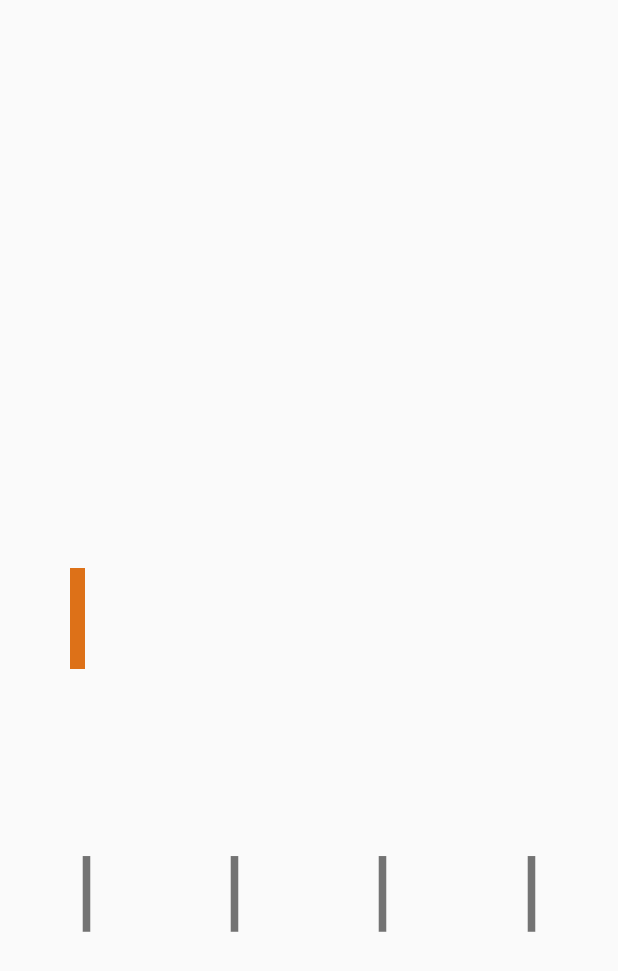
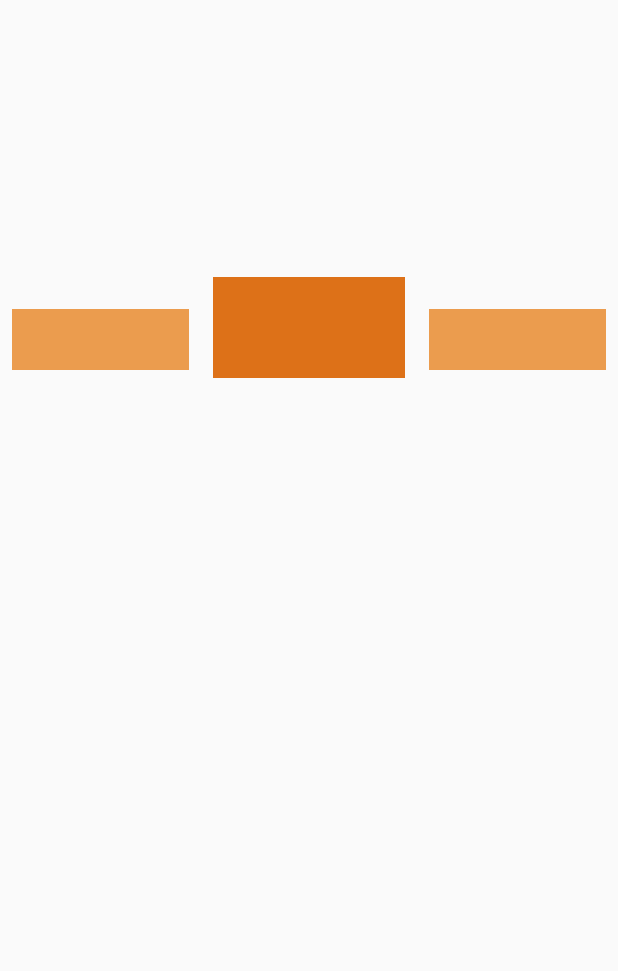
Before and after one commit to cloudyhug/EPJazz, an Android app: the ChordManager screen opened directly, with no data from a screen before it, on a phone screen of 412 x 824 dp. Shown: the top 971 px of the screen. Run offline under Robolectric (Android 15) with nearby library versions, the phone set to English and light mode, and no system bars.

Commit message:
GUI edit

```diff
--- a/Interface/app/src/main/java/com/example/charl/jazz/ChordManager.java
+++ b/Interface/app/src/main/java/com/example/charl/jazz/ChordManager.java
@@ -6,7 +6,6 @@ package com.example.charl.jazz;
 
 import android.app.Activity;
 import android.content.Intent;
-import android.graphics.Color;
 import android.os.Bundle;
 import android.os.Handler;
 import android.util.Log;
@@ -34,23 +33,27 @@ public class ChordManager extends Activity {
     // Liste de tous les états possibles (= arcs du diagramme) de la grille
     private ArrayList<State> states;
 
-    private String titreMusique;
+    private ArrayList<String> resultat;
 
     private TextView accord;
     private TextView accordSuivant;
+    private TextView accordPrecedent;
     private TextView tick1;
     private TextView tick2;
     private TextView tick3;
     private TextView tick4;
-
     private List<TextView> ticks;
+    private TextView decompte;
 
     private Handler handler2 = new Handler();
 
-    private ArrayList<String> resultat;
+    private String titreMusique;
+    private int bpm; // tempo choisi dans l'activité précédente
+
+    private int bpmMs; // tempo transformé en millisecondes
     private int accordCourant;
-
     private boolean stop;
+    private boolean decompteFini;
 
     @Override
     protected void onCreate(Bundle savedInstanceState) {
@@ -59,10 +62,14 @@ public class ChordManager extends Activity {
 
         accord = (TextView) findViewById(R.id.accord);
         accordSuivant = (TextView) findViewById(R.id.accordSuivant);
+        accordPrecedent = (TextView) findViewById(R.id.accordPrecedent);
+
         tick1 = (TextView) findViewById(R.id.tick1);
         tick2 = (TextView) findViewById(R.id.tick2);
         tick3 = (TextView) findViewById(R.id.tick3);
         tick4 = (TextView) findViewById(R.id.tick4);
+
+        decompte = (TextView) findViewById(R.id.decompte);
 
         states = new ArrayList<>();
 
@@ -72,30 +79,12 @@ public class ChordManager extends Activity {
         ticks.add(tick3);
         ticks.add(tick4);
 
-
-        /*FloatingActionButton fab = (FloatingActionButton) findViewById(R.id.fab);
-        fab.setOnClickListener(new View.OnClickListener() {
-            @Override
-            public void onClick(View view) {
-                Snackbar.make(view, "Replace with your own action", Snackbar.LENGTH_LONG)
-                        .setAction("Action", null).show();
-            }
-        });*/
         // ========== CRASH TEST ==========
 
         Intent wifiIntent = new Intent(this, WiFiDirectActivity.class);
         startActivityForResult(wifiIntent, 0);
 
         // ========== END OF CRASH TEST ==========
-
-        /*
-        Intent intent = this.getIntent();
-        Bundle extras = intent.getExtras();
-        if(extras != null) {
-            titreMusique = extras.getString("titre");
-            init(titreMusique);
-        }
-        */
     }
 
     // ========== CRASH TEST ==========
@@ -119,6 +108,8 @@ public class ChordManager extends Activity {
                 Bundle extras = intent.getExtras();
                 if(extras != null) {
                     titreMusique = extras.getString("titre");
+                    bpm = Integer.valueOf(extras.getString("bpm"));
+                    bpmMs = 60000/bpm;
                     init(titreMusique);
                 }
             }
@@ -212,8 +203,13 @@ public class ChordManager extends Activity {
 
             accordCourant = 0;
             stop = false;
+            decompteFini = false;
+
+            accordPrecedent.setText("");
+            accord.setText(resultat.get(0));
+            accordSuivant.setText(resultat.get(1));
+
             startTimer();
-
 
         }
         catch (IOException e) {
@@ -235,57 +231,95 @@ public class ChordManager extends Activity {
     // ~~~~~~~~~~~~~~~~~~~~~~~~~~~~~~~~~~~~ CODE DU TIMER ~~~~~~~~~~~~~~~~~~~~~~~~~~~~~~~~~~~~~~~~~~
 
     int t = 0;
+    int dec = 3;
     Runnable runnable2 = new Runnable() {
         @Override
         public void run() {
+            Log.d("Ticks", "tick = " + t);
             if(!stop){
+
+                //affichage du décompte
+                if(!decompteFini){
+
+                    if(dec==1){
+                        decompteFini = true;
+                    }
+                    decompte.setText(""+dec);
+                    dec--;
+                    /*switch (dec){
+                        case 1:
+                            decompte.setImageResource(R.drawable.decompte_1);
+                            decompteFini = true;
+                            break;
+                        case 2:
+                            decompte.setImageResource(R.drawable.decompte_2);
+                            break;
+                        case 3:
+                            decompte.setImageResource(R.drawable.decompte_3);
+                            break;
+                    }*/
+                }
+
+                else{
+                    decompte.setText("PLAY !");
+                    if(t>3){
+                        onStopTicks();
+                    }
                     ticks.get(t).setVisibility(View.VISIBLE);
                     if(t==0){
                         ticks.get(1).setVisibility(View.INVISIBLE);
                         ticks.get(2).setVisibility(View.INVISIBLE);
                         ticks.get(3).setVisibility(View.INVISIBLE);
+
+                        if (accordCourant == resultat.size() - 1) {
+                            accordPrecedent.setText(resultat.get(accordCourant-1));
+                            accord.setText(resultat.get(accordCourant));
+                            accordSuivant.setText("");
+                        }
+                        else if(accordCourant <= 0){
+                            accordPrecedent.setText("");
+                            accord.setText(resultat.get(accordCourant));
+                            accordSuivant.setText(resultat.get(accordCourant+1));
+                        }
+                        else if (accordCourant >= resultat.size()) {
+                            onStop();
+                        } else {
+                            accordPrecedent.setText(resultat.get(accordCourant-1));
+                            accord.setText(resultat.get(accordCourant));
+                            accordSuivant.setText(resultat.get(accordCourant + 1));
+                        }
+                        accordCourant++;
                     }
                     t++;
 
-                if(t>3){
-                    onStopTicks();
                 }
                 startTimer();
+
             }
         }
     };
 
     public void startTimer(){
-        handler2.postDelayed(runnable2, 1000);
+        handler2.postDelayed(runnable2, bpmMs);
     }
 
     public void onStopTicks(){
+        Log.d("STOP", "STOP");
         super.onStop();
         handler2.removeCallbacks(runnable2);
         t = 0;
-        if (accordCourant == resultat.size() - 1) {
-            accord.setText(resultat.get(accordCourant));
-            accordSuivant.setText("");
-        } else if (accordCourant >= resultat.size()) {
-            onStop();
-        } else {
-            accord.setText(resultat.get(accordCourant));
-            accordSuivant.setText(resultat.get(accordCourant + 1));
-        }
-        accordCourant++;
-
     }
 
     @Override
     protected void onStop() {
         super.onStop();
         handler2.removeCallbacks(runnable2);
-        accord.setText("ZE");
-        accordSuivant.setText("END");
+        accord.setText("ZE END");
+        accordSuivant.setText("");
+        accordPrecedent.setText("");
         for(TextView tick : ticks){
             tick.setVisibility(View.INVISIBLE);
         }
         stop = true;
     }
-
 }
--- a/Interface/app/src/main/java/com/example/charl/jazz/Dico.java
+++ b/Interface/app/src/main/java/com/example/charl/jazz/Dico.java
@@ -21,7 +21,7 @@ public class Dico extends Activity{
         int width = dm.widthPixels;
         int height = dm.heightPixels;
 
-        getWindow().setLayout((int)(width*.6),(int)(height*.4));
+        getWindow().setLayout((int)(width*.5),(int)(height*.4));
 
     }
 }
--- a/Interface/app/src/main/java/com/example/charl/jazz/MainActivity.java
+++ b/Interface/app/src/main/java/com/example/charl/jazz/MainActivity.java
@@ -57,11 +57,7 @@ public class MainActivity extends AppCompatActivity {
 
         mViewPager.addOnPageChangeListener(new TabLayout.TabLayoutOnPageChangeListener(tabLayout));
         tabLayout.addOnTabSelectedListener(new TabLayout.ViewPagerOnTabSelectedListener(mViewPager));
-
-
     }
-
-
 
     public void new_activity(View view){
         Intent intent=new Intent().setClass(this,Display.class);
--- a/Interface/app/src/main/res/layout/chord_manager_layout.xml
+++ b/Interface/app/src/main/res/layout/chord_manager_layout.xml
@@ -5,7 +5,56 @@
     xmlns:tools="http://schemas.android.com/tools"
     android:layout_width="match_parent"
     android:layout_height="match_parent"
-    tools:context="com.example.charl.jazz.ChordManager">
+    tools:context="com.example.laure.grille.ChordManager">
+
+
+    <LinearLayout
+        android:layout_width="match_parent"
+        android:layout_height="match_parent"
+        android:orientation="vertical">
+
+        <TextView
+            android:id="@+id/decompte"
+            android:layout_width="match_parent"
+            android:layout_height="wrap_content"
+            android:layout_marginBottom="8dp"
+            android:layout_marginEnd="8dp"
+            android:layout_marginLeft="8dp"
+            android:layout_marginRight="8dp"
+            android:layout_marginStart="8dp"
+            android:layout_marginTop="8dp"
+            android:textSize="60sp"
+            android:textAlignment="center"
+            app:layout_constraintBottom_toBottomOf="parent"
+            app:layout_constraintEnd_toEndOf="parent"
+            app:layout_constraintHorizontal_bias="0.503"
+            app:layout_constraintStart_toStartOf="parent"
+            app:layout_constraintTop_toTopOf="parent"
+            app:layout_constraintVertical_bias="0.13999999"/>
+
+        <LinearLayout
+            android:layout_width="match_parent"
+            android:layout_height="wrap_content"
+            android:layout_weight="1"
+            android:layout_marginTop="80sp"
+            android:orientation="horizontal">
+
+            <TextView
+                android:id="@+id/accordPrecedent"
+                android:layout_width="wrap_content"
+                android:layout_height="wrap_content"
+                android:layout_marginBottom="8dp"
+                android:layout_marginEnd="8dp"
+                android:layout_marginStart="8dp"
+                android:layout_marginTop="8dp"
+                android:layout_weight="1"
+                android:background="#eb9c4e"
+                android:textSize="30sp"
+                android:textAlignment="center"
+                app:layout_constraintBottom_toBottomOf="parent"
+                app:layout_constraintEnd_toEndOf="parent"
+                app:layout_constraintStart_toEndOf="@+id/accord"
+                app:layout_constraintTop_toTopOf="parent" />
 
             <TextView
                 android:id="@+id/accord"
@@ -15,9 +64,11 @@
                 android:layout_marginEnd="8dp"
                 android:layout_marginStart="8dp"
                 android:layout_marginTop="8dp"
-        android:textSize="50sp"
+                android:layout_weight="1"
                 android:background="#dd7118"
                 android:paddingRight="10sp"
+                android:textSize="50sp"
+                android:textAlignment="center"
                 app:layout_constraintBottom_toBottomOf="parent"
                 app:layout_constraintEnd_toEndOf="parent"
                 app:layout_constraintHorizontal_bias="0.1"
@@ -32,12 +83,16 @@
                 android:layout_marginEnd="8dp"
                 android:layout_marginStart="8dp"
                 android:layout_marginTop="8dp"
-        android:textSize="50sp"
+                android:layout_weight="1"
                 android:background="#eb9c4e"
+                android:textSize="30sp"
+                android:textAlignment="center"
                 app:layout_constraintBottom_toBottomOf="parent"
                 app:layout_constraintEnd_toEndOf="parent"
                 app:layout_constraintStart_toEndOf="@+id/accord"
                 app:layout_constraintTop_toTopOf="parent" />
+
+        </LinearLayout>
 
         <LinearLayout
             android:layout_width="match_parent"
@@ -46,6 +101,7 @@
             android:layout_marginEnd="8dp"
             android:layout_marginStart="8dp"
             android:layout_marginTop="8dp"
+            android:layout_weight="1"
             android:orientation="horizontal"
             app:layout_constraintBottom_toBottomOf="parent"
             app:layout_constraintEnd_toEndOf="parent"
@@ -62,8 +118,10 @@
                 android:layout_weight="1"
                 android:text="|"
                 android:textAlignment="center"
+                android:textColor="#FFEB9C4E"
                 android:textSize="60sp"
                 android:textStyle="bold"
+                android:visibility="invisible"
                 app:layout_constraintBottom_toBottomOf="parent"
                 app:layout_constraintStart_toStartOf="parent"
                 app:layout_constraintTop_toBottomOf="@+id/accord"
@@ -78,8 +136,10 @@
                 android:layout_weight="1"
                 android:text="|"
                 android:textAlignment="center"
+                android:textColor="#FFEB9C4E"
                 android:textSize="60sp"
                 android:textStyle="bold"
+                android:visibility="invisible"
                 app:layout_constraintBottom_toBottomOf="parent"
                 app:layout_constraintStart_toEndOf="@+id/textView"
                 app:layout_constraintTop_toBottomOf="@+id/accord"
@@ -94,8 +154,10 @@
                 android:layout_weight="1"
                 android:text="|"
                 android:textAlignment="center"
+                android:textColor="#FFEB9C4E"
                 android:textSize="60sp"
                 android:textStyle="bold"
+                android:visibility="invisible"
                 app:layout_constraintBottom_toBottomOf="parent"
                 app:layout_constraintStart_toEndOf="@+id/textView2"
                 app:layout_constraintTop_toBottomOf="@+id/accordSuivant"
@@ -110,12 +172,17 @@
                 android:layout_weight="1"
                 android:text="|"
                 android:textAlignment="center"
+                android:textColor="#FFEB9C4E"
                 android:textSize="60sp"
                 android:textStyle="bold"
+                android:visibility="invisible"
                 app:layout_constraintBottom_toBottomOf="parent"
                 app:layout_constraintEnd_toEndOf="parent"
                 app:layout_constraintHorizontal_bias="1.0"
                 app:layout_constraintStart_toEndOf="@+id/textView3"
                 app:layout_constraintTop_toBottomOf="@+id/accordSuivant" />
         </LinearLayout>
+
+    </LinearLayout>
+
 </android.support.constraint.ConstraintLayout>
--- a/Interface/app/src/main/res/menu/menu_main.xml
+++ b/Interface/app/src/main/res/menu/menu_main.xml
@@ -15,6 +15,6 @@
     <item
         android:id="@+id/dico"
         android:orderInCategory="100"
-        android:title="Index"
+        android:title="Dictionary"
         app:showAsAction="never" />
 </menu>
```
Also changed, not shown: Interface/app/src/main/java/com/example/charl/jazz/Pp.java (+0 -14 lines), Interface/app/src/main/res/layout/dico.xml (+45 -1 lines), Interface/app/src/main/res/layout/pp.xml (+0 -21 lines). Lines whose indentation alone changed are shown as unchanged.
